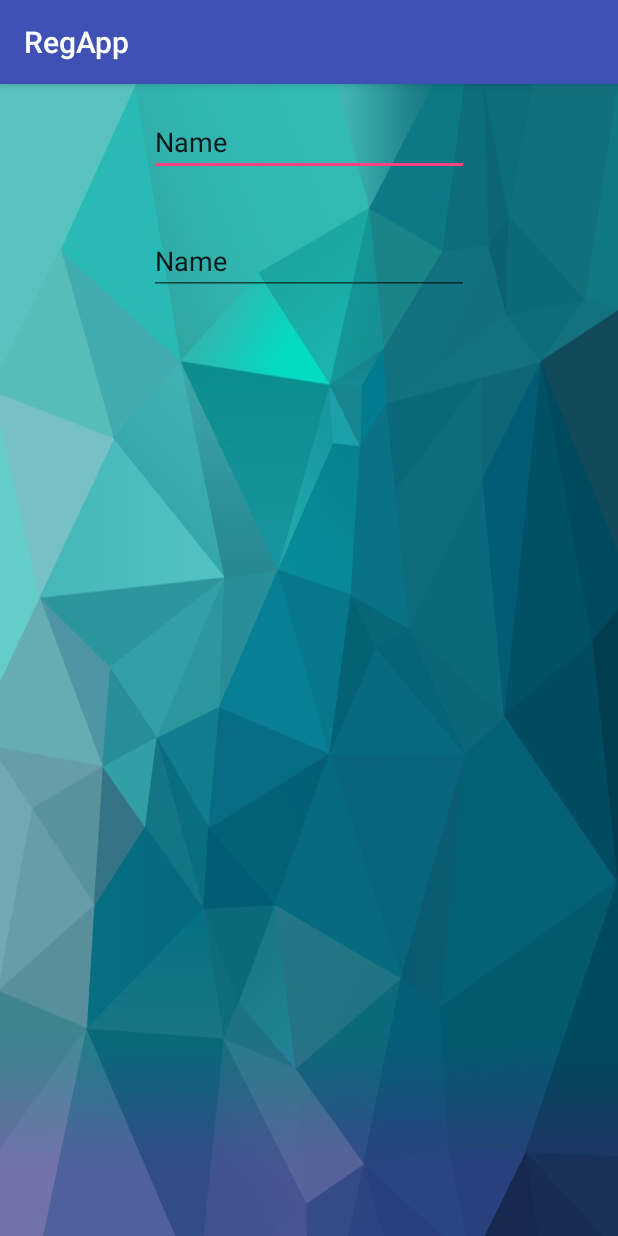
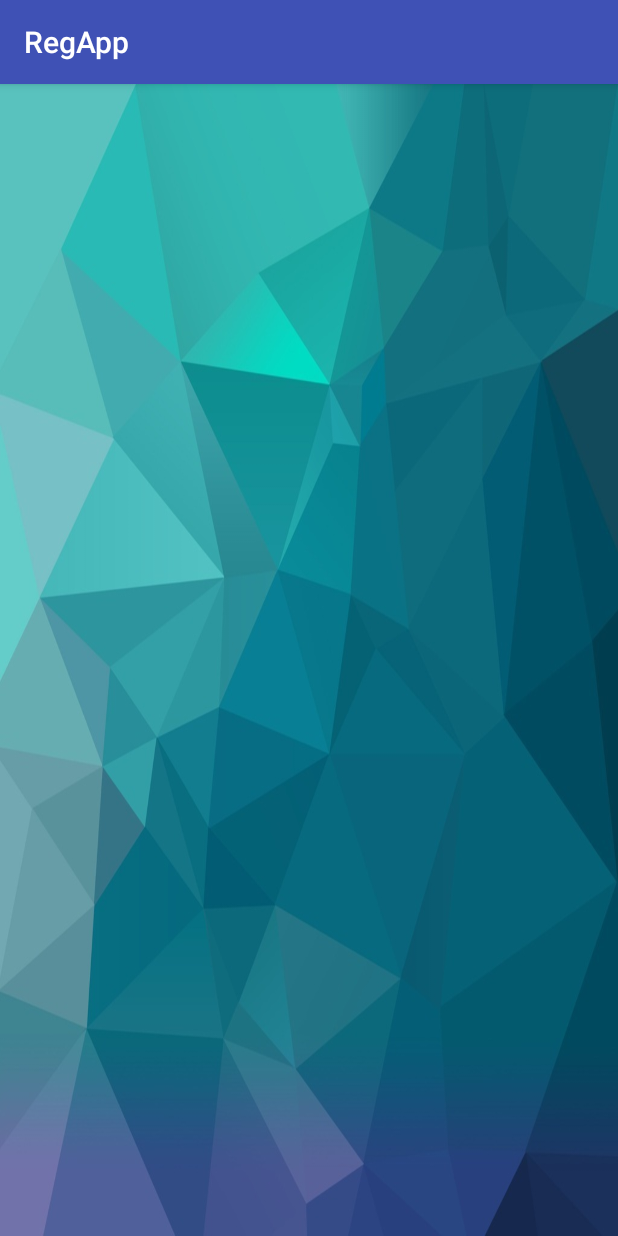
Before and after one commit to SourKream/RegistrationApp, an Android app: the screen it shows after launch (MainActivity), on a phone screen of 412 x 824 dp. Run offline under Robolectric (Android 15) with nearby library versions, the phone set to English and light mode, and no system bars.

```diff
--- a/RegApp/app/src/main/res/layout/activity_main.xml
+++ b/RegApp/app/src/main/res/layout/activity_main.xml
@@ -11,24 +11,4 @@
     android:background="@mipmap/bg1"
     tools:context="io.github.suragnair.regapp.MainActivity">
 
-    <EditText
-        android:layout_width="wrap_content"
-        android:layout_height="wrap_content"
-        android:inputType="textPersonName"
-        android:text="Name"
-        android:ems="10"
-        android:id="@+id/editText"
-        android:layout_centerHorizontal="true" />
-
-    <EditText
-        android:layout_width="wrap_content"
-        android:layout_height="wrap_content"
-        android:inputType="textPersonName"
-        android:text="Name"
-        android:ems="10"
-        android:id="@+id/editText2"
-        android:layout_below="@+id/editText"
-        android:layout_alignStart="@+id/editText"
-        android:layout_marginTop="34dp" />
-
 </RelativeLayout>
```
